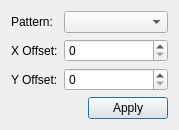
Qt form kstars/fitsviewer/fitsdebayer.ui (KDE/kstars) before a commit.
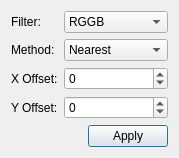
The same form after that commit.

Diff of the .ui file:
```diff
--- a/kstars/fitsviewer/fitsdebayer.ui
+++ b/kstars/fitsviewer/fitsdebayer.ui
@@ -6,8 +6,8 @@
    <rect>
     <x>0</x>
     <y>0</y>
-    <width>179</width>
-    <height>124</height>
+    <width>155</width>
+    <height>154</height>
    </rect>
   </property>
   <property name="windowTitle">
@@ -19,32 +19,113 @@
      <item row="0" column="0">
       <widget class="QLabel" name="label">
        <property name="text">
-        <string>Pattern:</string>
+        <string>Filter:</string>
        </property>
       </widget>
      </item>
      <item row="0" column="1">
-      <widget class="QComboBox" name="patternCombo"/>
+      <widget class="QComboBox" name="filterCombo">
+       <item>
+        <property name="text">
+         <string>RGGB</string>
+        </property>
+       </item>
+       <item>
+        <property name="text">
+         <string>GBRG</string>
+        </property>
+       </item>
+       <item>
+        <property name="text">
+         <string>GRBG</string>
+        </property>
+       </item>
+       <item>
+        <property name="text">
+         <string>BGGR</string>
+        </property>
+       </item>
+      </widget>
      </item>
      <item row="1" column="0">
-      <widget class="QLabel" name="label_2">
+      <widget class="QLabel" name="label_4">
        <property name="text">
-        <string>X Offset:</string>
+        <string>Method:</string>
        </property>
       </widget>
      </item>
      <item row="1" column="1">
-      <widget class="QSpinBox" name="XOffsetSpin"/>
+      <widget class="QComboBox" name="methodCombo">
+       <item>
+        <property name="text">
+         <string>Nearest</string>
+        </property>
+       </item>
+       <item>
+        <property name="text">
+         <string>Simple</string>
+        </property>
+       </item>
+       <item>
+        <property name="text">
+         <string>BILinear</string>
+        </property>
+       </item>
+       <item>
+        <property name="text">
+         <string>HQLinear</string>
+        </property>
+       </item>
+       <item>
+        <property name="text">
+         <string>DownSample</string>
+        </property>
+       </item>
+       <item>
+        <property name="text">
+         <string>VNG</string>
+        </property>
+       </item>
+       <item>
+        <property name="text">
+         <string>AHD</string>
+        </property>
+       </item>
+      </widget>
      </item>
      <item row="2" column="0">
+      <widget class="QLabel" name="label_2">
+       <property name="text">
+        <string>X Offset:</string>
+       </property>
+      </widget>
+     </item>
+     <item row="2" column="1">
+      <widget class="QSpinBox" name="XOffsetSpin">
+       <property name="minimum">
+        <number>-50</number>
+       </property>
+       <property name="maximum">
+        <number>50</number>
+       </property>
+      </widget>
+     </item>
+     <item row="3" column="0">
       <widget class="QLabel" name="label_3">
        <property name="text">
         <string>Y Offset:</string>
        </property>
       </widget>
      </item>
-     <item row="2" column="1">
-      <widget class="QSpinBox" name="YOffsetSpin"/>
+     <item row="3" column="1">
+      <widget class="QSpinBox" name="YOffsetSpin">
+       <property name="minimum">
+        <number>-50</number>
+       </property>
+       <property name="maximum">
+        <number>50</number>
+       </property>
+      </widget>
      </item>
     </layout>
    </item>
```
Left out of the diff: 10 changed lines with no effect on the pictures.
